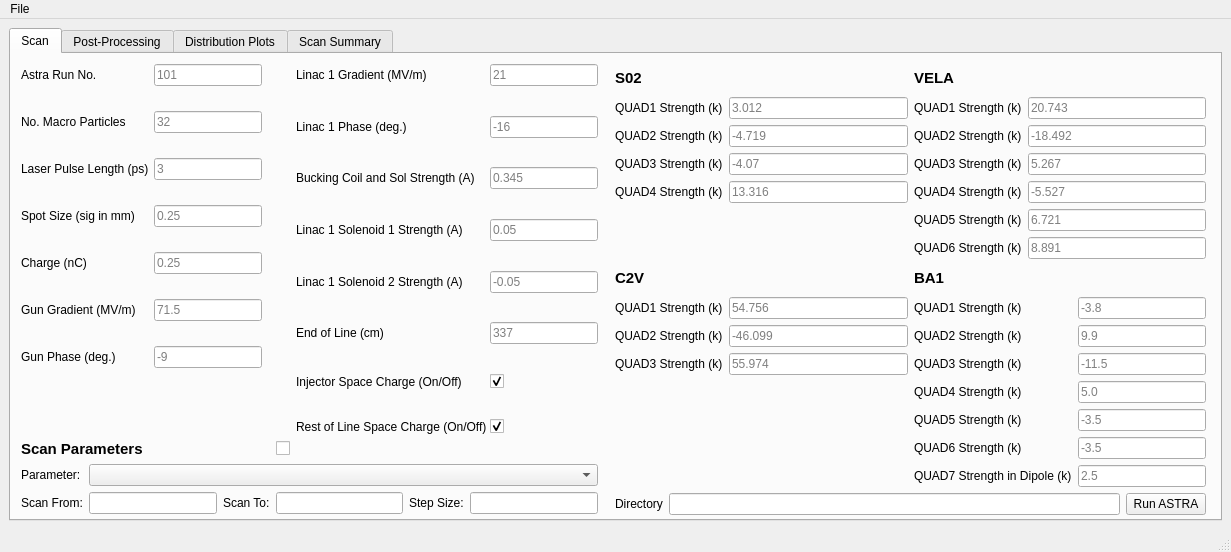
The window that astra_comparison_gui.ui (VELA-CLARA-software/OnlineModel) describes before a commit, drawn with Qt 5.
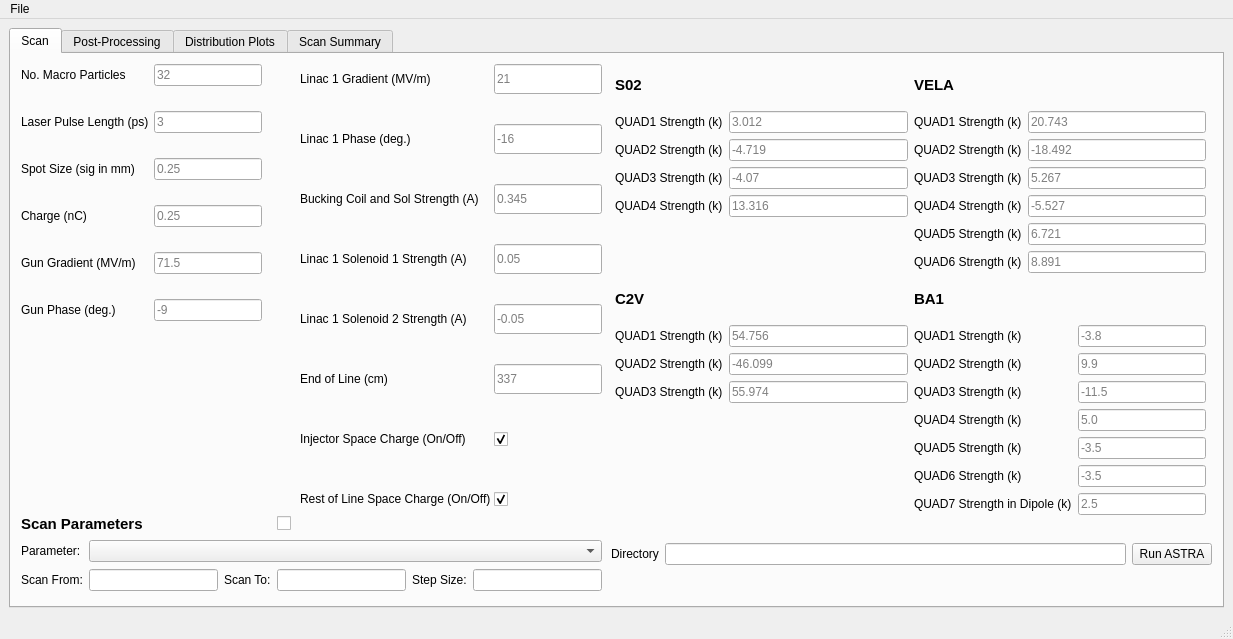
The same window after the commit. Custom widgets are drawn as their Qt base class.

Commit message: renamed gui elements to remove _line_edit, _check_box, and _combo_box suffixes as it got too cumbersome to keep using .replace, Now all of these elements have names that tie directly to the parameter they hold

What changed in the file:
```diff
--- a/astra_comparison_gui.ui
+++ b/astra_comparison_gui.ui
@@ -6,8 +6,8 @@
    <rect>
     <x>0</x>
     <y>0</y>
-    <width>1231</width>
-    <height>552</height>
+    <width>1233</width>
+    <height>639</height>
    </rect>
   </property>
   <property name="windowTitle">
@@ -15,8 +15,8 @@
   </property>
   <widget class="QWidget" name="centralwidget">
    <layout class="QGridLayout" name="gridLayout">
-    <item row="0" column="0">
-     <widget class="QTabWidget" name="postprocessing_tab_widget">
+    <item row="1" column="0">
+     <widget class="QTabWidget" name="main_tab_widget">
       <property name="enabled">
        <bool>true</bool>
       </property>
@@ -38,7 +38,7 @@
          <rect>
           <x>10</x>
           <y>10</y>
-          <width>577</width>
+          <width>581</width>
           <height>450</height>
          </rect>
         </property>
@@ -46,218 +46,6 @@
          <property name="sizeConstraint">
           <enum>QLayout::SetDefaultConstraint</enum>
          </property>
-         <item row="0" column="0">
-          <layout class="QFormLayout" name="gun_parameter_form_layout">
-           <property name="sizeConstraint">
-            <enum>QLayout::SetDefaultConstraint</enum>
-           </property>
-           <property name="fieldGrowthPolicy">
-            <enum>QFormLayout::FieldsStayAtSizeHint</enum>
-           </property>
-           <property name="horizontalSpacing">
-            <number>5</number>
-           </property>
-           <property name="verticalSpacing">
-            <number>25</number>
-           </property>
-           <item row="0" column="0">
-            <widget class="QLabel" name="astra_run_number_label">
-             <property name="minimumSize">
-              <size>
-               <width>50</width>
-               <height>17</height>
-              </size>
-             </property>
-             <property name="inputMethodHints">
-              <set>Qt::ImhNone</set>
-             </property>
-             <property name="text">
-              <string>Astra Run No.</string>
-             </property>
-            </widget>
-           </item>
-           <item row="0" column="1">
-            <widget class="QLineEdit" name="astra_run_number_line_edit">
-             <property name="inputMethodHints">
-              <set>Qt::ImhDigitsOnly</set>
-             </property>
-             <property name="placeholderText">
-              <string>101</string>
-             </property>
-            </widget>
-           </item>
-           <item row="1" column="0">
-            <widget class="QLabel" name="macro_particle_label">
-             <property name="text">
-              <string>No. Macro Particles</string>
-             </property>
-            </widget>
-           </item>
-           <item row="1" column="1">
-            <widget class="QLineEdit" name="macro_particle_line_edit">
-             <property name="inputMethodHints">
-              <set>Qt::ImhDigitsOnly</set>
-             </property>
-             <property name="placeholderText">
-              <string>32</string>
-             </property>
-            </widget>
-           </item>
-           <item row="2" column="0">
-            <widget class="QLabel" name="laser_pulse_length_label">
-             <property name="text">
-              <string>Laser Pulse Length (ps)</string>
-             </property>
-            </widget>
-           </item>
-           <item row="2" column="1">
-            <widget class="QLineEdit" name="laser_pulse_length_line_edit">
-             <property name="inputMethodHints">
-              <set>Qt::ImhDigitsOnly</set>
-             </property>
-             <property name="placeholderText">
-              <string>3</string>
-             </property>
-            </widget>
-           </item>
-           <item row="3" column="0">
-            <widget class="QLabel" name="spot_size_label">
-             <property name="text">
-              <string>Spot Size (sig in mm)</string>
-             </property>
-            </widget>
-           </item>
-           <item row="3" column="1">
-            <widget class="QLineEdit" name="spot_size_line_edit">
-             <property name="inputMethodHints">
-              <set>Qt::ImhDigitsOnly</set>
-             </property>
-             <property name="placeholderText">
-              <string>0.25</string>
-             </property>
-            </widget>
-           </item>
-           <item row="4" column="0">
-            <widget class="QLabel" name="charge_label">
-             <property name="text">
-              <string>Charge (nC)</string>
-             </property>
-            </widget>
-           </item>
-           <item row="4" column="1">
-            <widget class="QLineEdit" name="charge_line_edit">
-             <property name="inputMethodHints">
-              <set>Qt::ImhDigitsOnly</set>
-             </property>
-             <property name="placeholderText">
-              <string>0.25</string>
-             </property>
-            </widget>
-           </item>
-           <item row="5" column="0">
-            <widget class="QLabel" name="gun_gradient_label">
-             <property name="text">
-              <string>Gun Gradient (MV/m)</string>
-             </property>
-            </widget>
-           </item>
-           <item row="5" column="1">
-            <widget class="QLineEdit" name="gun_gradient_line_edit">
-             <property name="inputMethodHints">
-              <set>Qt::ImhDigitsOnly</set>
-             </property>
-             <property name="placeholderText">
-              <string>71.5</string>
-             </property>
-            </widget>
-           </item>
-           <item row="6" column="0">
-            <widget class="QLabel" name="gun_phase_label">
-             <property name="text">
-              <string>Gun Phase (deg.)</string>
-             </property>
-            </widget>
-           </item>
-           <item row="6" column="1">
-            <widget class="QLineEdit" name="gun_phase_line_edit">
-             <property name="inputMethodHints">
-              <set>Qt::ImhDigitsOnly</set>
-             </property>
-             <property name="placeholderText">
-              <string>-9</string>
-             </property>
-            </widget>
-           </item>
-          </layout>
-         </item>
-         <item row="1" column="0" colspan="2">
-          <layout class="QGridLayout" name="parameter_scan_layout">
-           <property name="sizeConstraint">
-            <enum>QLayout::SetDefaultConstraint</enum>
-           </property>
-           <item row="2" column="2">
-            <widget class="QLabel" name="parameter_scan_to_value_label">
-             <property name="text">
-              <string>Scan To:</string>
-             </property>
-            </widget>
-           </item>
-           <item row="1" column="0">
-            <widget class="QLabel" name="parameter_scan_label">
-             <property name="text">
-              <string>Parameter:</string>
-             </property>
-            </widget>
-           </item>
-           <item row="2" column="3">
-            <widget class="QLineEdit" name="parameter_scan_to_value_line_edit"/>
-           </item>
-           <item row="2" column="4">
-            <widget class="QLabel" name="parameter_scan_step_size_label">
-             <property name="text">
-              <string>Step Size:</string>
-             </property>
-            </widget>
-           </item>
-           <item row="2" column="0">
-            <widget class="QLabel" name="parameter_scan_from_value_label">
-             <property name="text">
-              <string>Scan From:</string>
-             </property>
-            </widget>
-           </item>
-           <item row="2" column="1">
-            <widget class="QLineEdit" name="parameter_scan_from_value_line_edit"/>
-           </item>
-           <item row="2" column="5">
-            <widget class="QLineEdit" name="parameter_scan_step_size_line_edit"/>
-           </item>
-           <item row="1" column="1" colspan="5">
-            <widget class="QComboBox" name="parameter_scan_combo_box"/>
-           </item>
-           <item row="0" column="0" colspan="3">
-            <widget class="QLabel" name="parameter_scan_section_label">
-             <property name="font">
-              <font>
-               <pointsize>11</pointsize>
-               <weight>75</weight>
-               <bold>true</bold>
-              </font>
-             </property>
-             <property name="text">
-              <string>Scan Parameters</string>
-             </property>
-            </widget>
-           </item>
-           <item row="0" column="3">
-            <widget class="QCheckBox" name="parameter_scan_check_box">
-             <property name="text">
-              <string/>
-             </property>
-            </widget>
-           </item>
-          </layout>
-         </item>
          <item row="0" column="1">
           <layout class="QFormLayout" name="linac_1_parameter_form_layout">
            <property name="sizeConstraint">
@@ -273,7 +61,7 @@
             <number>30</number>
            </property>
            <item row="0" column="1">
-            <widget class="QLineEdit" name="linac_1_gradient_line_edit">
+            <widget class="QLineEdit" name="linac_1_gradient_line">
              <property name="sizePolicy">
               <sizepolicy hsizetype="Expanding" vsizetype="Expanding">
                <horstretch>0</horstretch>
@@ -295,7 +83,7 @@
             </widget>
            </item>
            <item row="1" column="0">
-            <widget class="QLabel" name="linac1_phase_label_3">
+            <widget class="QLabel" name="linac1_phase_label">
              <property name="sizePolicy">
               <sizepolicy hsizetype="Expanding" vsizetype="Expanding">
                <horstretch>0</horstretch>
@@ -308,7 +96,7 @@
             </widget>
            </item>
            <item row="1" column="1">
-            <widget class="QLineEdit" name="linac1_phase_line_edit">
+            <widget class="QLineEdit" name="linac1_phase_line">
              <property name="sizePolicy">
               <sizepolicy hsizetype="Expanding" vsizetype="Expanding">
                <horstretch>0</horstretch>
@@ -343,7 +131,7 @@
             </widget>
            </item>
            <item row="2" column="1">
-            <widget class="QLineEdit" name="bucking_coil_and_sol_strength_line_edit">
+            <widget class="QLineEdit" name="bucking_coil_and_sol_strength">
              <property name="sizePolicy">
               <sizepolicy hsizetype="Expanding" vsizetype="Expanding">
                <horstretch>0</horstretch>
@@ -378,7 +166,7 @@
             </widget>
            </item>
            <item row="3" column="1">
-            <widget class="QLineEdit" name="linac1_sol1_strength_line_edit">
+            <widget class="QLineEdit" name="linac1_sol1_strength">
              <property name="sizePolicy">
               <sizepolicy hsizetype="Expanding" vsizetype="Expanding">
                <horstretch>0</horstretch>
@@ -413,7 +201,7 @@
             </widget>
            </item>
            <item row="4" column="1">
-            <widget class="QLineEdit" name="linac1_sol2_strength_line_edit">
+            <widget class="QLineEdit" name="linac1_sol2_strength">
              <property name="sizePolicy">
               <sizepolicy hsizetype="Expanding" vsizetype="Expanding">
                <horstretch>0</horstretch>
@@ -448,7 +236,7 @@
             </widget>
            </item>
            <item row="5" column="1">
-            <widget class="QLineEdit" name="end_of_line_line_edit">
+            <widget class="QLineEdit" name="end_of_line">
              <property name="sizePolicy">
               <sizepolicy hsizetype="Expanding" vsizetype="Expanding">
                <horstretch>0</horstretch>
@@ -483,7 +271,7 @@
             </widget>
            </item>
            <item row="6" column="1">
-            <widget class="QCheckBox" name="injector_space_charge_check_box">
+            <widget class="QCheckBox" name="injector_space_charge">
              <property name="sizePolicy">
               <sizepolicy hsizetype="Expanding" vsizetype="Expanding">
                <horstretch>0</horstretch>
@@ -512,7 +300,7 @@
             </widget>
            </item>
            <item row="7" column="1">
-            <widget class="QCheckBox" name="rest_of_line_space_charge_check_box">
+            <widget class="QCheckBox" name="rest_of_line_space_charge">
              <property name="sizePolicy">
               <sizepolicy hsizetype="Expanding" vsizetype="Expanding">
                <horstretch>0</horstretch>
@@ -542,6 +330,124 @@
            </item>
           </layout>
          </item>
+         <item row="0" column="0">
+          <layout class="QFormLayout" name="gun_parameter_form_layout">
+           <property name="sizeConstraint">
+            <enum>QLayout::SetDefaultConstraint</enum>
+           </property>
+           <property name="fieldGrowthPolicy">
+            <enum>QFormLayout::FieldsStayAtSizeHint</enum>
+           </property>
+           <property name="horizontalSpacing">
+            <number>5</number>
+           </property>
+           <property name="verticalSpacing">
+            <number>25</number>
+           </property>
+           <item row="0" column="0">
+            <widget class="QLabel" name="macro_particle_label">
+             <property name="text">
+              <string>No. Macro Particles</string>
+             </property>
+            </widget>
+           </item>
+           <item row="0" column="1">
+            <widget class="QLineEdit" name="macro_particle">
+             <property name="inputMethodHints">
+              <set>Qt::ImhDigitsOnly</set>
+             </property>
+             <property name="placeholderText">
+              <string>32</string>
+             </property>
+            </widget>
+           </item>
+           <item row="1" column="0">
+            <widget class="QLabel" name="laser_pulse_length_label">
+             <property name="text">
+              <string>Laser Pulse Length (ps)</string>
+             </property>
+            </widget>
+           </item>
+           <item row="1" column="1">
+            <widget class="QLineEdit" name="laser_pulse_length">
+             <property name="inputMethodHints">
+              <set>Qt::ImhDigitsOnly</set>
+             </property>
+             <property name="placeholderText">
+              <string>3</string>
+             </property>
+            </widget>
+           </item>
+           <item row="2" column="0">
+            <widget class="QLabel" name="spot_size_label">
+             <property name="text">
+              <string>Spot Size (sig in mm)</string>
+             </property>
+            </widget>
+           </item>
+           <item row="2" column="1">
+            <widget class="QLineEdit" name="spot_size_line">
+             <property name="inputMethodHints">
+              <set>Qt::ImhDigitsOnly</set>
+             </property>
+             <property name="placeholderText">
+              <string>0.25</string>
+             </property>
+            </widget>
+           </item>
+           <item row="3" column="0">
+            <widget class="QLabel" name="charge_label">
+             <property name="text">
+              <string>Charge (nC)</string>
+             </property>
+            </widget>
+           </item>
+           <item row="3" column="1">
+            <widget class="QLineEdit" name="charge">
+             <property name="inputMethodHints">
+              <set>Qt::ImhDigitsOnly</set>
+             </property>
+             <property name="placeholderText">
+              <string>0.25</string>
+             </property>
+            </widget>
+           </item>
+           <item row="4" column="0">
+            <widget class="QLabel" name="gun_gradient_label">
+             <property name="text">
+              <string>Gun Gradient (MV/m)</string>
+             </property>
+            </widget>
+           </item>
+           <item row="4" column="1">
+            <widget class="QLineEdit" name="gun_gradient">
+             <property name="inputMethodHints">
+              <set>Qt::ImhDigitsOnly</set>
+             </property>
+             <property name="placeholderText">
+              <string>71.5</string>
+             </property>
+            </widget>
+           </item>
+           <item row="5" column="0">
+            <widget class="QLabel" name="gun_phase_label">
+             <property name="text">
+              <string>Gun Phase (deg.)</string>
+             </property>
+            </widget>
+           </item>
+           <item row="5" column="1">
+            <widget class="QLineEdit" name="gun_phase">
+             <property name="inputMethodHints">
+              <set>Qt::ImhDigitsOnly</set>
+             </property>
+             <property name="placeholderText">
+              <string>-9</string>
+             </property>
+            </widget>
+           </item>
+          </layout>
+         </item>
         </layout>
        </widget>
        <widget class="QWidget" name="layoutWidget_2">
@@ -557,13 +463,132 @@
          <property name="sizeConstraint">
           <enum>QLayout::SetDefaultConstraint</enum>
          </property>
+         <item row="2" column="1">
+          <widget class="QLabel" name="ba1_label">
+           <property name="font">
+            <font>
+             <pointsize>11</pointsize>
+             <weight>75</weight>
+             <bold>true</bold>
+            </font>
+           </property>
+           <property name="text">
+            <string>BA1</string>
+           </property>
+          </widget>
+         </item>
+         <item row="2" column="0">
+          <widget class="QLabel" name="c2v_label">
+           <property name="font">
+            <font>
+             <pointsize>11</pointsize>
+             <weight>75</weight>
+             <bold>true</bold>
+            </font>
+           </property>
+           <property name="text">
+            <string>C2V</string>
+           </property>
+          </widget>
+         </item>
+         <item row="1" column="1">
+          <layout class="QFormLayout" name="vela_quads_layout">
+           <property name="sizeConstraint">
+            <enum>QLayout::SetDefaultConstraint</enum>
+           </property>
+           <item row="0" column="0">
+            <widget class="QLabel" name="vela_quad1_strength_label">
+             <property name="text">
+              <string>QUAD1 Strength (k)</string>
+             </property>
+            </widget>
+           </item>
+           <item row="1" column="0">
+            <widget class="QLabel" name="vela_quad2_strength_label">
+             <property name="text">
+              <string>QUAD2 Strength (k)</string>
+             </property>
+            </widget>
+           </item>
+           <item row="1" column="1">
+            <widget class="QLineEdit" name="vela_quad2_strength">
+             <property name="placeholderText">
+              <string>-18.492</string>
+             </property>
+            </widget>
+           </item>
+           <item row="2" column="0">
+            <widget class="QLabel" name="vela_quad3_strength_label">
+             <property name="text">
+              <string>QUAD3 Strength (k)</string>
+             </property>
+            </widget>
+           </item>
+           <item row="2" column="1">
+            <widget class="QLineEdit" name="vela_quad3_strength">
+             <property name="placeholderText">
+              <string>5.267</string>
+             </property>
+            </widget>
+           </item>
+           <item row="3" column="0">
+            <widget class="QLabel" name="vela_quad4_strength_label">
+             <property name="text">
+              <string>QUAD4 Strength (k)</string>
+             </property>
+            </widget>
+           </item>
+           <item row="3" column="1">
+            <widget class="QLineEdit" name="vela_quad4_strength">
+             <property name="placeholderText">
+              <string>-5.527</string>
+             </property>
+            </widget>
+           </item>
+           <item row="4" column="0">
+            <widget class="QLabel" name="vela_quad5_strength_label">
+             <property name="text">
+              <string>QUAD5 Strength (k)</string>
+             </property>
+            </widget>
+           </item>
+           <item row="4" column="1">
+            <widget class="QLineEdit" name="vela_quad5_strength">
+             <property name="placeholderText">
+              <string>6.721</string>
+             </property>
+            </widget>
+           </item>
+           <item row="5" column="0">
+            <widget class="QLabel" name="vela_quad6_strength_label">
+             <property name="text">
+              <string>QUAD6 Strength (k)</string>
+             </property>
+            </widget>
+           </item>
+           <item row="5" column="1">
+            <widget class="QLineEdit" name="vela_quad6_strength">
+             <property name="placeholderText">
+              <string>8.891</string>
+             </property>
+            </widget>
+           </item>
+           <item row="0" column="1">
+            <widget class="QLineEdit" name="vela_quad1_strength">
+             <property name="placeholderText">
+              <string>20.743</string>
+             </property>
+            </widget>
+           </item>
+          </layout>
+         </item>
          <item row="3" column="0">
           <layout class="QFormLayout" name="c2v_quads_layout">
            <property name="sizeConstraint">
             <enum>QLayout::SetNoConstraint</enum>
            </property>
            <item row="0" column="1">
-            <widget class="QLineEdit" name="c2v_quad1_strength_line_edit">
+            <widget class="QLineEdit" name="c2v_quad1_strength">
              <property name="placeholderText">
               <string>54.756</string>
              </property>
@@ -577,7 +602,7 @@
             </widget>
            </item>
            <item row="1" column="1">
-            <widget class="QLineEdit" name="c2v_quad2_strength_line_edit">
+            <widget class="QLineEdit" name="c2v_quad2_strength">
              <property name="placeholderText">
               <string>-46.099</string>
              </property>
@@ -591,7 +616,7 @@
             </widget>
            </item>
            <item row="2" column="1">
-            <widget class="QLineEdit" name="c2v_quad3_strength_line_edit">
+            <widget class="QLineEdit" name="c2v_quad3_strength">
              <property name="placeholderText">
               <string>55.974</string>
              </property>
@@ -606,8 +631,8 @@
            </item>
           </layout>
          </item>
-         <item row="2" column="1">
-          <widget class="QLabel" name="ba1_label">
+         <item row="0" column="0">
+          <widget class="QLabel" name="s02_label">
            <property name="font">
             <font>
              <pointsize>11</pointsize>
@@ -616,7 +641,7 @@
             </font>
            </property>
            <property name="text">
-            <string>BA1</string>
+            <string>S02</string>
            </property>
           </widget>
          </item>
@@ -633,7 +658,7 @@
             </widget>
            </item>
            <item row="0" column="1">
-            <widget class="QLineEdit" name="ba1_quad1_strength_line_edit">
+            <widget class="QLineEdit" name="ba1_quad1_strength">
              <property name="placeholderText">
               <string>-3.8</string>
              </property>
@@ -647,7 +672,7 @@
             </widget>
            </item>
            <item row="1" column="1">
-            <widget class="QLineEdit" name="ba1_quad2_strength_line_edit">
+            <widget class="QLineEdit" name="ba1_quad2_strength">
              <property name="placeholderText">
               <string>9.9</string>
              </property>
@@ -661,7 +686,7 @@
             </widget>
            </item>
            <item row="2" column="1">
-            <widget class="QLineEdit" name="ba1_quad3_strength_line_edit">
+            <widget class="QLineEdit" name="ba1_quad3_strength">
              <property name="placeholderText">
               <string>-11.5</string>
              </property>
@@ -675,7 +700,7 @@
             </widget>
            </item>
            <item row="3" column="1">
-            <widget class="QLineEdit" name="ba1_quad4_strength_line_edit">
+            <widget class="QLineEdit" name="ba1_quad4_strength">
              <property name="placeholderText">
               <string>5.0</string>
              </property>
@@ -689,7 +714,7 @@
             </widget>
            </item>
            <item row="4" column="1">
-            <widget class="QLineEdit" name="ba1_quad5_strength_line_edit">
+            <widget class="QLineEdit" name="ba1_quad5_strength">
              <property name="placeholderText">
               <string>-3.5</string>
              </property>
@@ -703,7 +728,7 @@
             </widget>
            </item>
            <item row="5" column="1">
-            <widget class="QLineEdit" name="ba1_quad6_strength_line_edit">
+            <widget class="QLineEdit" name="ba1_quad6_strength">
              <property name="placeholderText">
               <string>-3.5</string>
              </property>
@@ -717,7 +742,7 @@
             </widget>
            </item>
            <item row="6" column="1">
-            <widget class="QLineEdit" name="ba1_quad7_strength_line_edit">
+            <widget class="QLineEdit" name="ba1_quad7_strength">
              <property name="placeholderText">
               <string>2.5</string>
              </property>
@@ -738,7 +763,7 @@
             </widget>
            </item>
            <item row="0" column="1">
-            <widget class="QLineEdit" name="s02_quad1_strength_line_edit">
+            <widget class="QLineEdit" name="s02_quad1_strength">
              <property name="contextMenuPolicy">
               <enum>Qt::DefaultContextMenu</enum>
              </property>
@@ -751,7 +776,7 @@
             </widget>
            </item>
            <item row="1" column="1">
-            <widget class="QLineEdit" name="s02_quad2_strength_line_edit">
+            <widget class="QLineEdit" name="s02_quad2_strength">
              <property name="inputMethodHints">
               <set>Qt::ImhDigitsOnly</set>
              </property>
@@ -768,7 +793,7 @@
             </widget>
            </item>
            <item row="2" column="1">
-            <widget class="QLineEdit" name="s02_quad3_strength_line_edit">
+            <widget class="QLineEdit" name="s02_quad3_strength">
              <property name="inputMethodHints">
               <set>Qt::ImhDigitsOnly</set>
              </property>
@@ -785,7 +810,7 @@
             </widget>
            </item>
            <item row="3" column="1">
-            <widget class="QLineEdit" name="s02_quad4_strength_line_edit">
+            <widget class="QLineEdit" name="s02_quad4_strength">
              <property name="inputMethodHints">
               <set>Qt::ImhDigitsOnly</set>
              </property>
@@ -817,99 +842,70 @@
            </property>
           </widget>
          </item>
-         <item row="1" column="1">
-          <layout class="QFormLayout" name="vela_quads_layout">
-           <property name="sizeConstraint">
-            <enum>QLayout::SetDefaultConstraint</enum>
+        </layout>
+       </widget>
+       <widget class="QWidget" name="layoutWidget">
+        <property name="geometry">
+         <rect>
+          <x>10</x>
+          <y>460</y>
+          <width>581</width>
+          <height>81</height>
+         </rect>
+        </property>
+        <layout class="QGridLayout" name="parameter_scan_layout">
+         <property name="sizeConstraint">
+          <enum>QLayout::SetDefaultConstraint</enum>
+         </property>
+         <item row="2" column="2">
+          <widget class="QLabel" name="parameter_scan_to_value_label">
+           <property name="text">
+            <string>Scan To:</string>
            </property>
-           <item row="0" column="0">
-            <widget class="QLabel" name="vela_quad1_strength_label">
-             <property name="text">
-              <string>QUAD1 Strength (k)</string>
-             </property>
-            </widget>
-           </item>
-           <item row="1" column="0">
-            <widget class="QLabel" name="vela_quad2_strength_label">
-             <property name="text">
-              <string>QUAD2 Strength (k)</string>
-             </property>
-            </widget>
-           </item>
-           <item row="1" column="1">
-            <widget class="QLineEdit" name="vela_quad2_strength_line_edit">
-             <property name="placeholderText">
-              <string>-18.492</string>
-             </property>
-            </widget>
-           </item>
-           <item row="2" column="0">
-            <widget class="QLabel" name="vela_quad3_strength_label">
-             <property name="text">
-              <string>QUAD3 Strength (k)</string>
-             </property>
-            </widget>
-           </item>
-           <item row="2" column="1">
-            <widget class="QLineEdit" name="vela_quad3_strength_line_edit">
-             <property name="placeholderText">
-              <string>5.267</string>
-             </property>
-            </widget>
-           </item>
-           <item row="3" column="0">
-            <widget class="QLabel" name="vela_quad4_strength_label">
-             <property name="text">
-              <string>QUAD4 Strength (k)</string>
-             </property>
-            </widget>
-           </item>
-           <item row="3" column="1">
-            <widget class="QLineEdit" name="vela_quad4_strength_line_edit">
-             <property name="placeholderText">
-              <string>-5.527</string>
-             </property>
-            </widget>
-           </item>
-           <item row="4" column="0">
-            <widget class="QLabel" name="vela_quad5_strength_label">
-             <property name="text">
-              <string>QUAD5 Strength (k)</string>
-             </property>
-            </widget>
-           </item>
-           <item row="4" column="1">
-            <widget class="QLineEdit" name="vela_quad5_strength_line_edit">
-             <property name="placeholderText">
-              <string>6.721</string>
-             </property>
-            </widget>
-           </item>
-           <item row="5" column="0">
-            <widget class="QLabel" name="vela_quad6_strength_label">
-             <property name="text">
-              <string>QUAD6 Strength (k)</string>
-             </property>
-            </widget>
-           </item>
-           <item row="5" column="1">
-            <widget class="QLineEdit" name="vela_quad6_strength_line_edit">
-             <property name="placeholderText">
-              <string>8.891</string>
-             </property>
-            </widget>
-           </item>
-           <item row="0" column="1">
-            <widget class="QLineEdit" name="vela_quad1_strength_line_edit">
-             <property name="placeholderText">
-              <string>20.743</string>
-             </property>
-            </widget>
-           </item>
-          </layout>
+          </widget>
+         </item>
+         <item row="1" column="0">
+          <widget class="QLabel" name="parameter_scan_label">
+           <property name="text">
+            <string>Parameter:</string>
+           </property>
+          </widget>
+         </item>
+         <item row="2" column="3">
+          <widget class="QLineEdit" name="parameter_scan_to_value"/>
+         </item>
+         <item row="2" column="4">
+          <widget class="QLabel" name="parameter_scan_step_size_label">
+           <property name="text">
+            <string>Step Size:</string>
+           </property>
+          </widget>
          </item>
          <item row="2" column="0">
-          <widget class="QLabel" name="c2v_label">
+          <widget class="QLabel" name="parameter_scan_from_value_label">
+           <property name="text">
+            <string>Scan From:</string>
+           </property>
+          </widget>
+         </item>
+         <item row="2" column="1">
+          <widget class="QLineEdit" name="parameter_scan_from_value"/>
+         </item>
+         <item row="2" column="5">
+          <widget class="QLineEdit" name="parameter_scan_step_size"/>
+         </item>
+         <item row="1" column="1" colspan="5">
+          <widget class="QComboBox" name="parameter"/>
+         </item>
+         <item row="0" column="3">
+          <widget class="QCheckBox" name="parameter_scan">
+           <property name="text">
+            <string/>
+           </property>
+          </widget>
+         </item>
+         <item row="0" column="0" colspan="3">
+          <widget class="QLabel" name="parameter_scan_section_label">
            <property name="font">
             <font>
              <pointsize>11</pointsize>
@@ -918,55 +914,49 @@
             </font>
            </property>
            <property name="text">
-            <string>C2V</string>
+            <string>Scan Parameters</string>
            </property>
           </widget>
          </item>
-         <item row="4" column="0" colspan="2">
-          <layout class="QGridLayout" name="directory_and_run_button_grid_layout">
-           <property name="sizeConstraint">
-            <enum>QLayout::SetDefaultConstraint</enum>
-           </property>
-           <item row="0" column="0">
-            <layout class="QFormLayout" name="directory_form_layout">
-             <property name="sizeConstraint">
-              <enum>QLayout::SetDefaultConstraint</enum>
-             </property>
-             <property name="fieldGrowthPolicy">
-              <enum>QFormLayout::AllNonFixedFieldsGrow</enum>
-             </property>
-             <item row="0" column="0">
-              <widget class="QLabel" name="directory_label">
-               <property name="text">
-                <string>Directory</string>
-               </property>
-              </widget>
-             </item>
-             <item row="0" column="1">
-              <widget class="QLineEdit" name="directory_line_edit"/>
-             </item>
-            </layout>
-           </item>
-           <item row="0" column="1">
-            <widget class="QPushButton" name="runButton">
-             <property name="text">
-              <string>Run ASTRA</string>
-             </property>
-            </widget>
-           </item>
-          </layout>
-         </item>
+        </layout>
+       </widget>
+       <widget class="QWidget" name="layoutWidget">
+        <property name="geometry">
+         <rect>
+          <x>600</x>
+          <y>460</y>
+          <width>601</width>
+          <height>81</height>
+         </rect>
+        </property>
+        <layout class="QGridLayout" name="directory_and_run_button_grid_layout">
+         <property name="sizeConstraint">
+          <enum>QLayout::SetDefaultConstraint</enum>
+         </property>
          <item row="0" column="0">
-          <widget class="QLabel" name="s02_label">
-           <property name="font">
-            <font>
-             <pointsize>11</pointsize>
-             <weight>75</weight>
-             <bold>true</bold>
-            </font>
+          <layout class="QFormLayout" name="directory_form_layout">
+           <property name="sizeConstraint">
+            <enum>QLayout::SetDefaultConstraint</enum>
            </property>
+           <property name="fieldGrowthPolicy">
+            <enum>QFormLayout::AllNonFixedFieldsGrow</enum>
+           </property>
+           <item row="0" column="0">
+            <widget class="QLabel" name="directory_label">
+             <property name="text">
+              <string>Directory</string>
+             </property>
+            </widget>
+           </item>
+           <item row="0" column="1">
+            <widget class="QLineEdit" name="directory"/>
+           </item>
+          </layout>
+         </item>
+         <item row="0" column="1">
+          <widget class="QPushButton" name="runButton">
            <property name="text">
-            <string>S02</string>
+            <string>Run ASTRA</string>
            </property>
           </widget>
          </item>
@@ -1433,8 +1423,8 @@
     <rect>
      <x>0</x>
      <y>0</y>
-     <width>1231</width>
-     <height>17</height>
+     <width>1233</width>
+     <height>21</height>
     </rect>
    </property>
    <widget class="QMenu" name="menuFile">
```
The commit also changes 1 other file.
